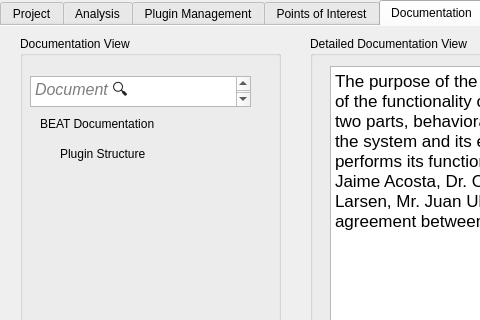
Above: main.ui from maurygrin/Software-Project-Team9 before the change; both pictures show x 0 to 480 and y 0 to 320 of the 1318 by 755 pixel window. Below: the same form after it.
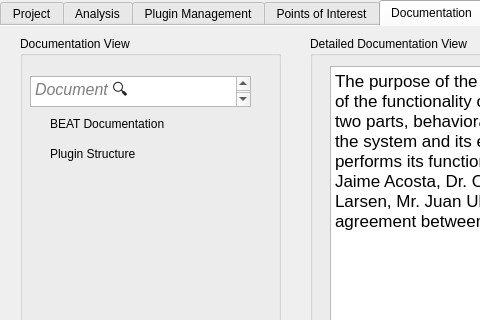
That is the form after the change.

Diff of the .ui file:
```diff
--- a/main.ui
+++ b/main.ui
@@ -1242,7 +1242,7 @@
       <widget class="QLabel" name="label_20">
        <property name="geometry">
         <rect>
-         <x>20</x>
+         <x>30</x>
          <y>80</y>
          <width>131</width>
          <height>16</height>
@@ -1255,7 +1255,7 @@
       <widget class="QLabel" name="label_21">
        <property name="geometry">
         <rect>
-         <x>40</x>
+         <x>30</x>
          <y>110</y>
          <width>131</width>
          <height>16</height>
```
